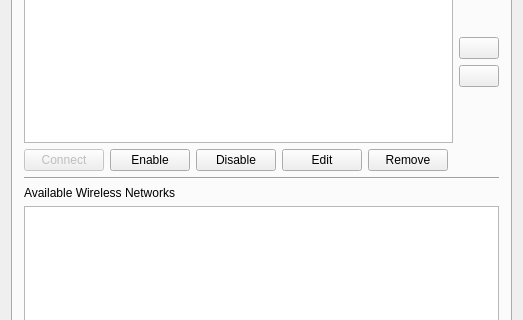
Qt form src/wificonfig/wificonfigwidgetbase.ui (Peter2121/pc-networkmanager) before a commit; both pictures show x 0 to 523 and y 108 to 428 of the 523 by 558 pixel window.
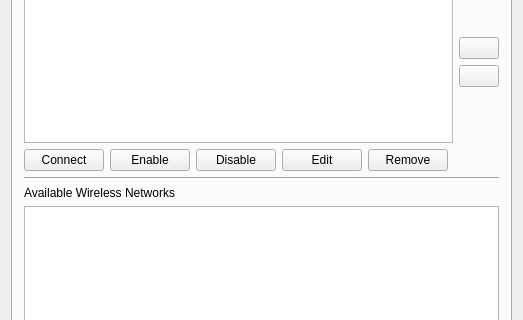
The same form after that commit. Icons and pictures are not drawn.

The edit to the form file:
```diff
--- a/src/wificonfig/wificonfigwidgetbase.ui
+++ b/src/wificonfig/wificonfigwidgetbase.ui
@@ -152,7 +152,7 @@
            <item>
             <widget class="QPushButton" name="pushConnect">
              <property name="enabled">
-              <bool>false</bool>
+              <bool>true</bool>
              </property>
              <property name="text">
               <string>Connect</string>
```
